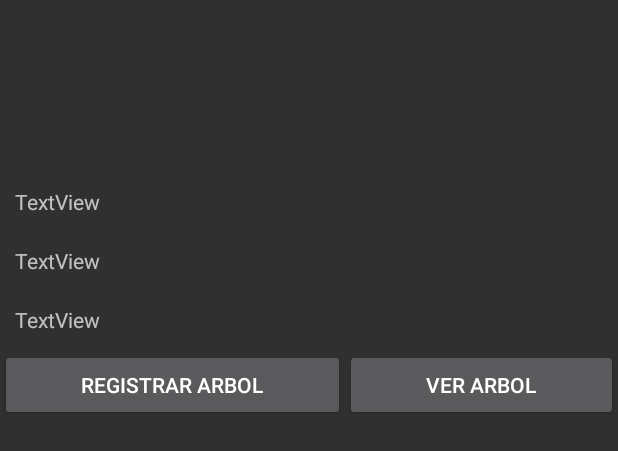
After one commit to gracefurya/arbolito, an Android app: the layout activity_pantalla_menu_usuario.xml on its own in the app's theme, with its tools: preview values and no code run, on a phone screen of 412 x 824 dp. The commit adds this screen. Shown: the top 451 px of the screen. Run offline under Robolectric (Android 15) with nearby library versions, the phone set to English and light mode, and no system bars.

Commit message:
se puede ver la informacion del usuario

```diff
--- a/app/src/main/AndroidManifest.xml
+++ b/app/src/main/AndroidManifest.xml
@@ -15,7 +15,8 @@
         android:supportsRtl="true"
         android:theme="@style/Theme.Arbolito"
         android:usesCleartextTraffic="true">
-        <activity android:name=".PantallaRegistrar"></activity>
+        <activity android:name=".pantallaMenuUsuario"></activity>
+        <activity android:name=".PantallaRegistrar" />
         <activity android:name=".MainActivity">
             <intent-filter>
                 <action android:name="android.intent.action.MAIN" />
--- /dev/null
+++ b/app/src/main/res/layout/activity_pantalla_menu_usuario.xml
@@ -0,0 +1,76 @@
+<?xml version="1.0" encoding="utf-8"?>
+<RelativeLayout xmlns:android="http://schemas.android.com/apk/res/android"
+    xmlns:app="http://schemas.android.com/apk/res-auto"
+    xmlns:tools="http://schemas.android.com/tools"
+    android:layout_width="match_parent"
+    android:layout_height="match_parent"
+    app:layoutDescription="@xml/activity_pantalla_menu_usuario_scene"
+    tools:context=".pantallaMenuUsuario" >
+
+    <TextView
+        android:id="@+id/pantUsuario"
+        android:layout_width="wrap_content"
+        android:layout_height="wrap_content"
+        android:layout_marginTop="80dp"
+        android:layout_centerHorizontal="true"
+
+        android:text="" />
+
+    <ScrollView
+        android:layout_width="match_parent"
+        android:layout_height="match_parent"
+        android:layout_below="@id/pantUsuario"
+        android:layout_marginTop="15dp"
+
+        >
+
+        <LinearLayout
+            android:layout_width="match_parent"
+            android:layout_height="wrap_content"
+
+            android:orientation="vertical" >
+
+            <TextView
+                android:id="@+id/pantMostrarCi"
+                android:layout_width="match_parent"
+                android:layout_height="wrap_content"
+                android:padding="10dp"
+                android:text="TextView" />
+
+            <TextView
+                android:id="@+id/pantMostrarTelefono"
+                android:layout_width="match_parent"
+                android:layout_height="wrap_content"
+                android:padding="10dp"
+                android:text="TextView" />
+
+            <TextView
+                android:id="@+id/pantMostrarCelular"
+                android:layout_width="match_parent"
+                android:layout_height="wrap_content"
+                android:padding="10dp"
+                android:text="TextView" />
+
+            <LinearLayout
+                android:layout_width="match_parent"
+                android:layout_height="match_parent"
+                android:orientation="horizontal">
+
+                <Button
+                    android:id="@+id/button3"
+                    android:layout_width="wrap_content"
+                    android:layout_height="wrap_content"
+                    android:layout_weight="1"
+                    android:text="Registrar Arbol" />
+
+                <Button
+                    android:id="@+id/button2"
+                    android:layout_width="wrap_content"
+                    android:layout_height="wrap_content"
+                    android:layout_weight="1"
+                    android:text="Ver Arbol" />
+            </LinearLayout>
+        </LinearLayout>
+    </ScrollView>
+
+</RelativeLayout>
--- /dev/null
+++ b/app/src/main/res/xml/activity_pantalla_menu_usuario_scene.xml
@@ -0,0 +1,19 @@
+<?xml version="1.0" encoding="utf-8"?>
+<MotionScene
+    xmlns:android="http://schemas.android.com/apk/res/android"
+    xmlns:motion="http://schemas.android.com/apk/res-auto">
+
+    <Transition
+        motion:constraintSetEnd="@+id/end"
+        motion:constraintSetStart="@id/start"
+        motion:duration="1000">
+       <KeyFrameSet>
+       </KeyFrameSet>
+    </Transition>
+
+    <ConstraintSet android:id="@+id/start">
+    </ConstraintSet>
+
+    <ConstraintSet android:id="@+id/end">
+    </ConstraintSet>
+</MotionScene>
```
Also changed, not shown: app/src/main/java/com/example/arbolito/MainActivity.java (+8 -0 lines), app/src/main/java/com/example/arbolito/pantallaMenuUsuario.java (added, +46 -0 lines).
